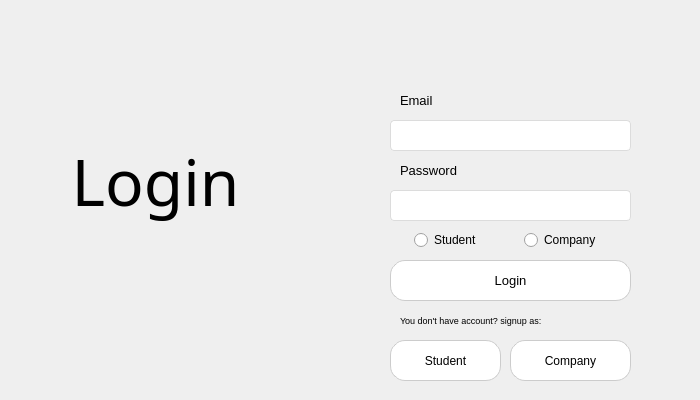
This is user_interface/login.ui in azzam012/apprenticeship-application as Qt 5 draws it before an edit. The edited form follows.
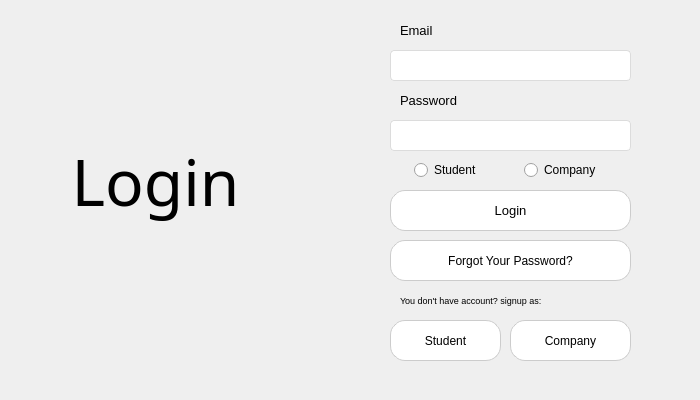
This is the edited form. Icons and pictures are not drawn.

Patch:
```diff
--- a/user_interface/login.ui
+++ b/user_interface/login.ui
@@ -61,7 +61,7 @@
    <property name="geometry">
     <rect>
      <x>400</x>
-     <y>90</y>
+     <y>20</y>
      <width>81</width>
      <height>21</height>
     </rect>
@@ -93,7 +93,7 @@
    <property name="geometry">
     <rect>
      <x>400</x>
-     <y>160</y>
+     <y>90</y>
      <width>101</width>
      <height>21</height>
     </rect>
@@ -125,7 +125,7 @@
    <property name="geometry">
     <rect>
      <x>390</x>
-     <y>340</y>
+     <y>320</y>
      <width>111</width>
      <height>41</height>
     </rect>
@@ -164,7 +164,7 @@
    <property name="geometry">
     <rect>
      <x>510</x>
-     <y>340</y>
+     <y>320</y>
      <width>121</width>
      <height>41</height>
     </rect>
@@ -203,7 +203,7 @@
    <property name="geometry">
     <rect>
      <x>390</x>
-     <y>120</y>
+     <y>50</y>
      <width>241</width>
      <height>31</height>
     </rect>
@@ -234,7 +234,7 @@
    <property name="geometry">
     <rect>
      <x>390</x>
-     <y>190</y>
+     <y>120</y>
      <width>241</width>
      <height>31</height>
     </rect>
@@ -262,7 +262,7 @@
    <property name="geometry">
     <rect>
      <x>390</x>
-     <y>260</y>
+     <y>190</y>
      <width>241</width>
      <height>41</height>
     </rect>
@@ -300,7 +300,7 @@
    <property name="geometry">
     <rect>
      <x>400</x>
-     <y>310</y>
+     <y>290</y>
      <width>221</width>
      <height>21</height>
     </rect>
@@ -332,7 +332,7 @@
    <property name="geometry">
     <rect>
      <x>414</x>
-     <y>230</y>
+     <y>160</y>
      <width>71</width>
      <height>20</height>
     </rect>
@@ -345,7 +345,7 @@
    <property name="geometry">
     <rect>
      <x>524</x>
-     <y>230</y>
+     <y>160</y>
      <width>81</width>
      <height>20</height>
     </rect>
@@ -354,6 +354,48 @@
     <string>Company</string>
    </property>
   </widget>
+  <widget class="QPushButton" name="forgot_password_button">
+   <property name="geometry">
+    <rect>
+     <x>390</x>
+     <y>240</y>
+     <width>241</width>
+     <height>41</height>
+    </rect>
+   </property>
+   <property name="font">
+    <font>
+     <weight>50</weight>
+     <bold>false</bold>
+    </font>
+   </property>
+   <property name="toolTip">
+    <string>&lt;html&gt;&lt;head/&gt;&lt;body&gt;&lt;p&gt;Login as a company&lt;/p&gt;&lt;/body&gt;&lt;/html&gt;</string>
+   </property>
+   <property name="layoutDirection">
+    <enum>Qt::LeftToRight</enum>
+   </property>
+   <property name="styleSheet">
+    <string notr="true">QPushButton {
+    background-color: white;
+    color: black;
+    border-radius: 15px;               
+    border: 1px solid #ccc;            
+    padding: 10px 20px;
+}
+
+QPushButton:hover {
+    background-color: #003366;         
+    color: white;
+    border: 1px solid #003366;        
+}
+
+</string>
+   </property>
+   <property name="text">
+    <string>Forgot Your Password?</string>
+   </property>
+  </widget>
  </widget>
  <resources/>
  <connections/>
```
